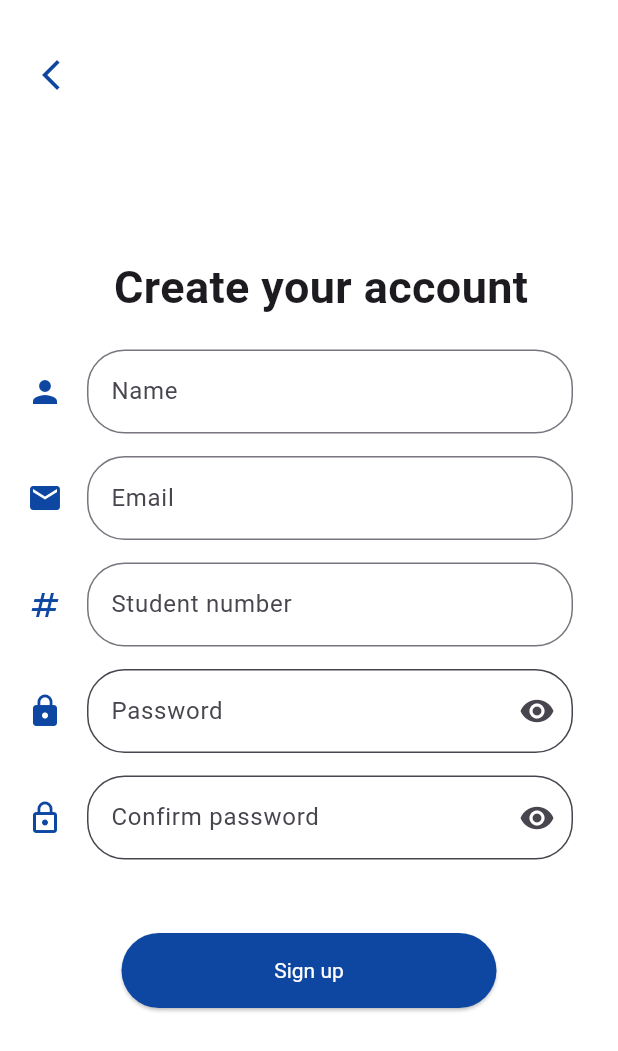
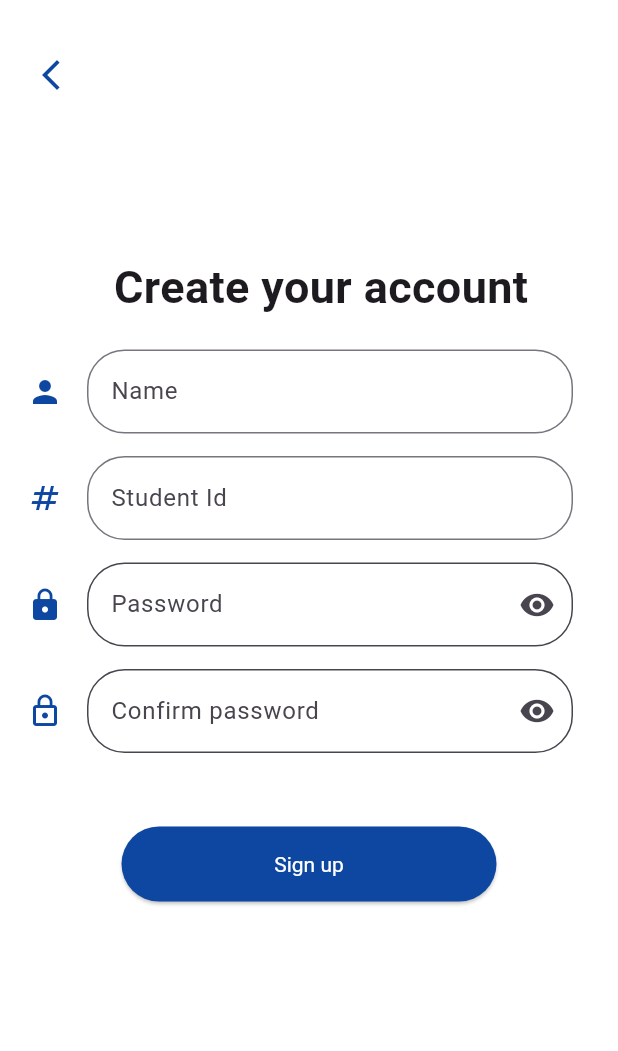
Before and after one commit to erfanPnj/final-project-AP, a Flutter app: the screen it shows after launch, after a tap on the "login" icon, after a tap on "SIGN UP!", on a phone screen of 412 x 824 dp. Shown: the top 1051 px of the screen. Run offline on Flutter 3.47's test engine with Material 3 defaults, Android fonts, the phone set to English and light mode, and no system bars; our stand-ins replace image_picker; missing offline and left inert: dart:ffi; network calls fail.

```diff
--- a/project2/lib/Signup.dart
+++ b/project2/lib/Signup.dart
@@ -4,12 +4,12 @@ import 'dart:ffi';
 
 import 'package:flutter/material.dart';
 import 'package:flutter/widgets.dart';
+import 'package:project2/pages.dart/Login.dart';
 import 'package:project2/profile.dart';
 
 class Signup extends StatefulWidget {
   Signup({super.key});
   TextEditingController Name = TextEditingController();
-  TextEditingController Email = TextEditingController();
   TextEditingController Password = TextEditingController();
   TextEditingController confirmPassword = TextEditingController();
   TextEditingController Studentnumber = TextEditingController();
@@ -138,7 +138,6 @@ class _SignupState extends State<Signup> {
           MaterialPageRoute(
               builder: (context) => profile(
                   name: widget.Name.text,
-                  email: widget.Email.text,
                   studentNumber: widget.Studentnumber.text,
                   password: widget.Password.text)));
     }
@@ -146,7 +145,9 @@ class _SignupState extends State<Signup> {
 
   @override
   Widget build(BuildContext context) {
-    return MaterialApp(
+    return WillPopScope(
+      onWillPop: () async => false,
+      child: MaterialApp(
         debugShowCheckedModeBanner: false,
         home: Scaffold(
           backgroundColor: Colors.white,
@@ -176,7 +177,10 @@ class _SignupState extends State<Signup> {
                         children: [
                           IconButton(
                             onPressed: () {
-                            Navigator.pop(context);
+                              Navigator.push(
+                                  context,
+                                  MaterialPageRoute(
+                                      builder: (context) => login()));
                             },
                             icon: Icon(Icons.arrow_back_ios_new_sharp),
                             color: Colors.blue.shade900,
@@ -188,8 +192,8 @@ class _SignupState extends State<Signup> {
                       padding: const EdgeInsets.fromLTRB(46, 100, 30, 20),
                       child: Text(
                         "Create your account",
-                      style:
-                          TextStyle(fontSize: 30, fontWeight: FontWeight.bold),
+                        style: TextStyle(
+                            fontSize: 30, fontWeight: FontWeight.bold),
                       ),
                     ),
                     Padding(
@@ -210,31 +214,18 @@ class _SignupState extends State<Signup> {
                     Padding(
                       padding: const EdgeInsets.fromLTRB(0, 0, 20, 15),
                       child: TextField(
-                      controller: widget.Email,
-                      decoration: InputDecoration(
-                          border: OutlineInputBorder(
-                              borderRadius: BorderRadius.circular(25)),
-                          icon: Padding(
-                            padding: const EdgeInsets.only(left: 8),
-                            child: Icon(Icons.email),
-                          ),
-                          iconColor: Colors.blue.shade900,
-                          hintText: "Email"),
-                    ),
-                  ),
-                  Padding(
-                    padding: const EdgeInsets.fromLTRB(0, 0, 20, 15),
-                    child: TextField(
                         controller: widget.Studentnumber,
                         decoration: InputDecoration(
                             border: OutlineInputBorder(
+                                borderSide:
+                                    BorderSide(color: Colors.blue.shade900),
                                 borderRadius: BorderRadius.circular(25)),
                             icon: Padding(
                               padding: const EdgeInsets.only(left: 8),
                               child: Icon(Icons.numbers_sharp),
                             ),
                             iconColor: Colors.blue.shade900,
-                          hintText: "Student number"),
+                            hintText: "Student Id"),
                       ),
                     ),
                     Padding(
@@ -244,7 +235,8 @@ class _SignupState extends State<Signup> {
                         controller: widget.Password,
                         decoration: InputDecoration(
                           border: OutlineInputBorder(
-                            borderRadius: BorderRadius.circular(25)),
+                            borderRadius: BorderRadius.circular(25),
+                          ),
                           icon: Padding(
                             padding: const EdgeInsets.only(left: 8),
                             child: Icon(Icons.lock),
@@ -334,6 +326,7 @@ class _SignupState extends State<Signup> {
             ),
           ),
         ),
+      ),
     );
   }
 }
--- a/project2/lib/pages.dart/Login.dart
+++ b/project2/lib/pages.dart/Login.dart
@@ -1,18 +1,14 @@
 // ignore_for_file: prefer_const_constructors, camel_case_types, prefer_const_literals_to_create_immutables
 
 import 'package:flutter/material.dart';
+import 'package:project2/HomePage.dart';
 import 'package:project2/Signup.dart';
 
 class login extends StatelessWidget {
   login({super.key});
 
-  TextEditingController emailController = TextEditingController();
+  TextEditingController studentIdController = TextEditingController();
   TextEditingController passwordController = TextEditingController();
-
-  void checkIfPossible() {
-    print(emailController.text);
-    print(passwordController.text);
-  }
 
   @override
   Widget build(BuildContext context) {
@@ -25,7 +21,8 @@ class login extends StatelessWidget {
           backgroundColor: Colors.white,
           leading: IconButton(
               onPressed: () {
-                Navigator.pop(context);
+                Navigator.push(context,
+                    MaterialPageRoute(builder: (context) => HomePage()));
               },
               icon: Icon(Icons.arrow_back_ios_new_sharp)),
         ),
@@ -42,16 +39,16 @@ class login extends StatelessWidget {
             Padding(
               padding: const EdgeInsets.fromLTRB(0, 0, 20, 15),
               child: TextField(
-                controller: emailController,
+                controller: studentIdController,
                 decoration: InputDecoration(
                     border: OutlineInputBorder(
                         borderRadius: BorderRadius.circular(25)),
                     icon: Padding(
                       padding: const EdgeInsets.only(left: 8),
-                      child: Icon(Icons.email),
+                      child: Icon(Icons.numbers),
                     ),
                     iconColor: Colors.blue.shade900,
-                    hintText: "Email"),
+                    hintText: "Student Id"),
               ),
             ),
             Padding(
@@ -76,16 +73,17 @@ class login extends StatelessWidget {
                 width: 250,
                 child: ElevatedButton(
                   style: ButtonStyle(
-                      textStyle: WidgetStateProperty.all(
-                          TextStyle(color: Colors.white)),
+                    textStyle:
+                        WidgetStateProperty.all(TextStyle(color: Colors.white)),
                     backgroundColor:
                         WidgetStateProperty.all(Colors.blue.shade900),
                   ),
-                    onPressed: checkIfPossible,
+                  onPressed: () {},
                   child: Text(
                     "Login",
                     style: TextStyle(color: Colors.white),
-                    )),
+                  ),
+                ),
               ),
             ),
             Row(
@@ -102,7 +100,8 @@ class login extends StatelessWidget {
                   child: Text(
                     "SIGN UP!",
                     style: TextStyle(color: Colors.blue.shade900),
-                    ))
+                  ),
+                )
               ],
             )
           ],
```
Also changed, not shown: project2/lib/changeProfile.dart (+88 -52 lines), project2/lib/profile.dart (+15 -40 lines). Lines whose indentation alone changed are shown as unchanged.
